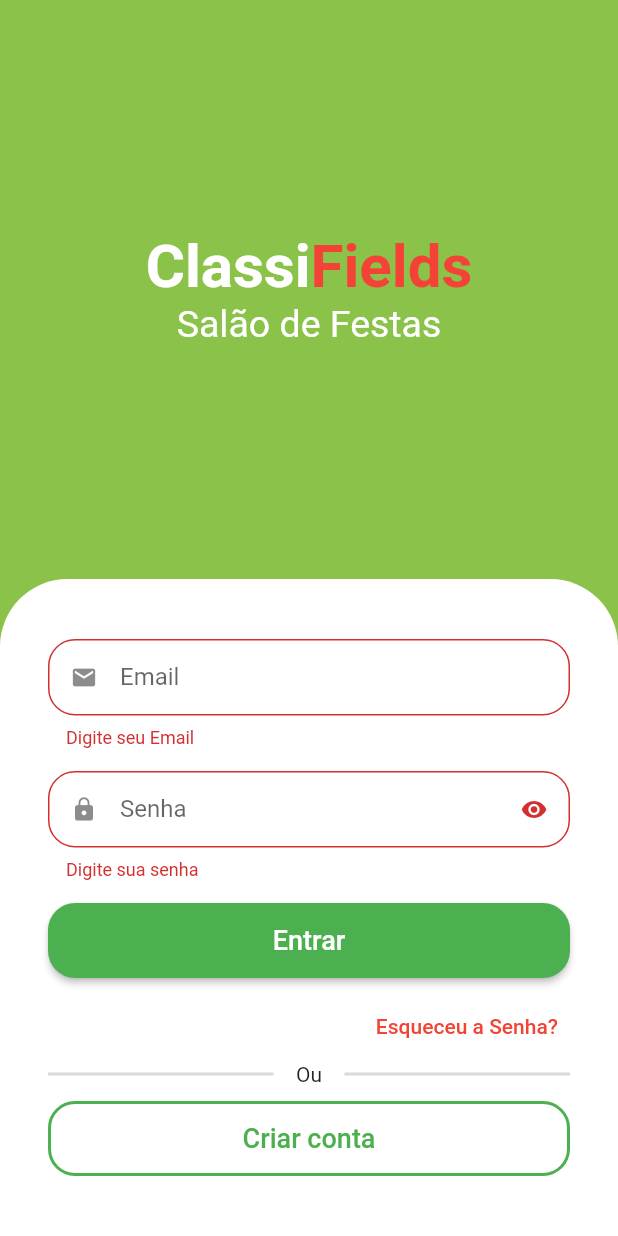
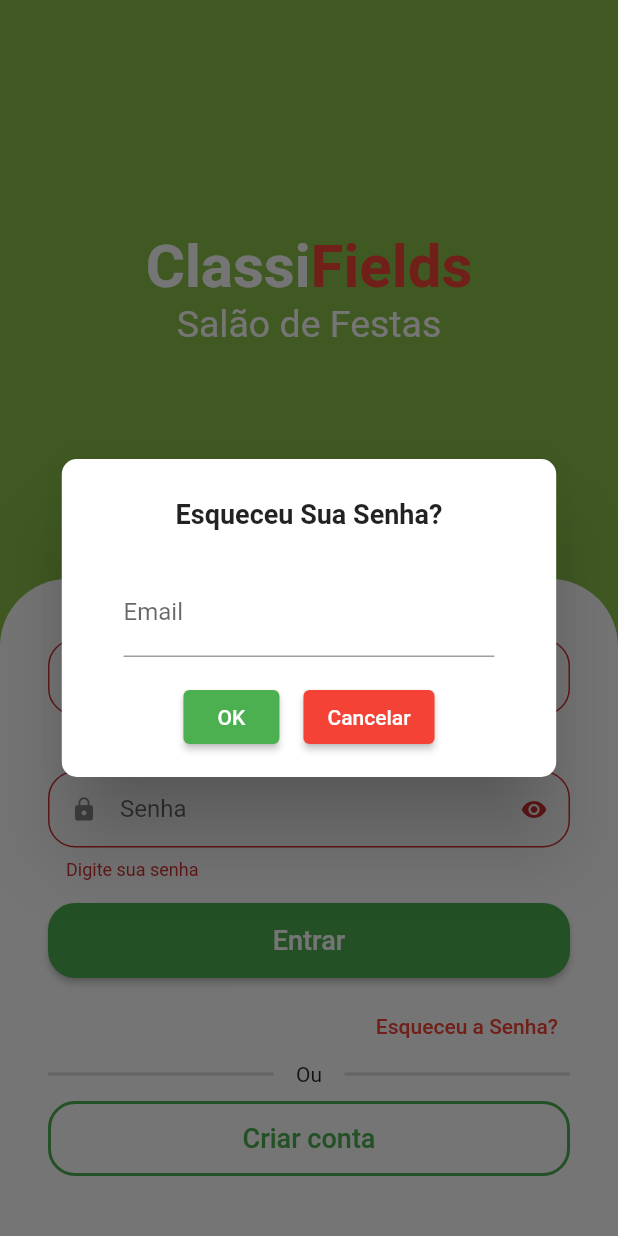
Before and after one commit to rodrigoSouza1984/classifields_apk-FLUTTER, a Flutter app: the SignInScreen screen opened by its route, after a tap on "Entrar", after a tap on "Esqueceu a Senha?", on a phone screen of 412 x 824 dp. Run offline on Flutter 3.47's test engine with Material 2 defaults, Android fonts, the phone set to English and light mode, and no system bars; drawn by our look-alikes of animated_text_kit; our stand-ins replace image_picker, shared_preferences; accounts and stored records are empty; network calls fail.

Commit message:
feat: forget password run ok

```diff
--- /dev/null
+++ b/lib/src/components/center_modal_inputs_buttons.dart
@@ -0,0 +1,141 @@
+import 'package:flutter/material.dart';
+import 'package:classifields_apk_flutter/src/components/toast_message_component.dart';
+
+class CustomModal extends StatefulWidget {
+  final String title;
+  final List<Widget> inputs;
+  final List<ButtonConfig> buttons;
+  final Function(String)? returnModalForgetPassword;
+  final BuildContext context;
+
+  CustomModal({
+    required this.title,
+    required this.inputs,
+    required this.buttons,
+    this.returnModalForgetPassword,
+    required this.context,
+  });
+
+  @override
+  _CustomModalState createState() => _CustomModalState();
+}
+
+class _CustomModalState extends State<CustomModal> {
+  final _formKey = GlobalKey<FormState>();
+  late TextEditingController _emailController;
+  String _email = '';
+
+  void showMyToast(BuildContext context, String message, Duration duration) {
+    OverlayEntry overlayEntry;
+
+    overlayEntry = OverlayEntry(
+      builder: (context) => ToastModal(
+        message: message,
+        duration: duration,
+      ),
+    );
+
+    Overlay.of(context).insert(overlayEntry);
+
+    Future.delayed(duration, () {
+      overlayEntry.remove();
+    });
+  }
+
+  @override
+  void initState() {
+    super.initState();
+    _emailController = TextEditingController();
+  }
+
+  @override
+  void dispose() {
+    _emailController.dispose();
+    super.dispose();
+  }
+
+  @override
+  Widget build(BuildContext context) {
+    final screenWidth = MediaQuery.of(widget.context).size.width;
+    final modalWidth = screenWidth * 0.8;
+    final double titlePadding = 10.0;
+    final double messagePadding = 10.0;
+
+    return Dialog(
+      shape: RoundedRectangleBorder(
+        borderRadius: BorderRadius.circular(10.0),
+      ),
+      child: Container(
+        width: modalWidth,
+        padding: EdgeInsets.symmetric(vertical: 16.0, horizontal: screenWidth * 0.1),
+        child: Column(
+          mainAxisSize: MainAxisSize.min,
+          children: <Widget>[
+            // Título
+            Padding(
+              padding: EdgeInsets.all(titlePadding),
+              child: Text(
+                widget.title,
+                style: const TextStyle(
+                  fontWeight: FontWeight.bold,
+                  fontSize: 18.0,
+                ),
+              ),
+            ),
+            const SizedBox(height: 16.0),
+            Form(
+              key: _formKey,
+              child: Column(
+                children: [
+                  // Inputs
+                  for (var input in widget.inputs) input,
+                ],
+              ),
+            ),
+            SizedBox(height: 16.0),
+            // Botões
+            Row(
+              mainAxisAlignment: MainAxisAlignment.center,
+              children: <Widget>[
+                for (var button in widget.buttons)
+                  Padding(
+                    padding: EdgeInsets.symmetric(horizontal: 8.0),
+                    child: ElevatedButton(
+                      onPressed: () => _onButtonPressed(context, button.name),
+                      style: ElevatedButton.styleFrom(
+                        backgroundColor: button.color,
+                      ),
+                      child: Text(button.name),
+                    ),
+                  ),
+              ],
+            ),
+          ],
+        ),
+      ),
+    );
+  }
+
+  void _onButtonPressed(BuildContext context, String name) {
+    if (name == 'OK') {
+      if (_formKey.currentState!.validate()) {
+        // Executa a lógica para o botão OK
+        if (widget.returnModalForgetPassword != null) {
+          widget.returnModalForgetPassword!(_email);
+        }
+
+        //Navigator.pop(context);
+      }
+    } else if (name == 'Cancelar') {
+      // Executa a lógica para o botão Cancelar
+      Navigator.pop(context);
+    }
+  }
+}
+
+class ButtonConfig {
+  final String name;
+  final Color color;
+
+  ButtonConfig({required this.name, required this.color});
+}
--- a/lib/src/pages/signIn/sign_in_screen.dart
+++ b/lib/src/pages/signIn/sign_in_screen.dart
@@ -5,6 +5,7 @@ import 'package:classifields_apk_flutter/src/controllers/sign_in_controller.dart
 import 'package:classifields_apk_flutter/src/services/navigator_service_without_context.dart';
 import 'package:classifields_apk_flutter/src/config/color_config_apk.dart';
 import 'package:classifields_apk_flutter/src/components/toast_message_component.dart';
+import 'package:classifields_apk_flutter/src/components/center_modal_inputs_buttons.dart';
 
 class SignInScreen extends StatelessWidget {
   SignInScreen({Key? key}) : super(key: key);
@@ -15,13 +16,18 @@ class SignInScreen extends StatelessWidget {
   final passwordCtrl = TextEditingController();
   final birthdateCtrl = TextEditingController();
 
+  final emailCtrl2 = TextEditingController();
+
   final _formkey = GlobalKey<FormState>();
 
   void showMyToast(BuildContext context, String message, Duration duration) {
     OverlayEntry overlayEntry;
 
     overlayEntry = OverlayEntry(
-      builder: (context) => ToastModal(message: message, duration: duration,),
+      builder: (context) => ToastModal(
+        message: message,
+        duration: duration,
+      ),
     );
 
     Overlay.of(context).insert(overlayEntry);
@@ -30,7 +36,8 @@ class SignInScreen extends StatelessWidget {
     //   overlayEntry.remove();
     // });
 
-    Future.delayed(duration, () {//POR PARAMETRO O TEMPO
+    Future.delayed(duration, () {
+      //POR PARAMETRO O TEMPO
       overlayEntry.remove();
     });
   }
@@ -180,7 +187,10 @@ class SignInScreen extends StatelessWidget {
                                           }
                                         else
                                           {
-                                            showMyToast(context, 'Login não realizado, Email ou Password inválido', const Duration(seconds: 3))
+                                            showMyToast(
+                                                context,
+                                                'Login não realizado, Email ou Password inválido',
+                                                const Duration(seconds: 3))
                                           }
                                       });
                             } else {
@@ -202,7 +212,77 @@ class SignInScreen extends StatelessWidget {
                     Align(
                       alignment: Alignment.centerRight,
                       child: TextButton(
-                        onPressed: () {},
+                        onPressed: () {
+                          showDialog(
+                            context: context,
+                            builder: (BuildContext context) {
+                              return CustomModal(
+                                context: context,
+                                title: 'Esqueceu Sua Senha?',
+                                inputs: [
+                                  TextFormField(
+                                    controller: emailCtrl2,
+                                    decoration: const InputDecoration(
+                                        labelText: 'Email'),
+                                    validator: (value) {
+                                      if (value == null || value.isEmpty) {
+                                        return 'Digite seu Email';
+                                      }
+
+                                      if (!value.contains('@')) {
+                                        return 'Digite um email válido';
+                                      }
+
+                                      return null;
+                                    },
+                                  ),
+                                ],
+                                buttons: [
+                                  ButtonConfig(name: 'OK', color: Colors.green),
+                                  ButtonConfig(
+                                      name: 'Cancelar', color: Colors.red),
+                                ],
+                                returnModalForgetPassword: (value) {
+                                  FocusScope.of(context).unfocus();
+
+                                  if (emailCtrl2.text != null) {
+                                    authController
+                                        .forgetedPassword(
+                                            email: emailCtrl2.text)
+                                        .then((value) => {
+                                              if (value == null)
+                                                {
+                                                  showMyToast(
+                                                      context,
+                                                      'Algum erro aconteceu verifique se o email foi digitado corretamente, ou entre em contato com o suporte.',
+                                                      const Duration(
+                                                          seconds: 8)),
+                                                  Future.delayed(
+                                                      Duration(seconds: 1), () {
+                                                    Navigator.pop(context);
+                                                  })
+                                                }
+                                              else
+                                                {
+                                                  print(
+                                                      '${value.runtimeType}, returned forget password api'),
+                                                  showMyToast(
+                                                      context,
+                                                      value,
+                                                      const Duration(
+                                                          seconds: 5)),
+                                                  Future.delayed(
+                                                      Duration(seconds: 1), () {
+                                                    Navigator.pop(context);
+                                                  })
+                                                }
+                                            });
+                                  }
+                                },
+                              );
+                            },
+                          );
+                        },
                         child: const Text(
                           'Esqueceu a Senha?',
                           style: TextStyle(
```
Also changed, not shown: lib/src/components/toast_message_component.dart (+11 -11 lines), lib/src/controllers/sign_in_controller.dart (+34 -0 lines).
